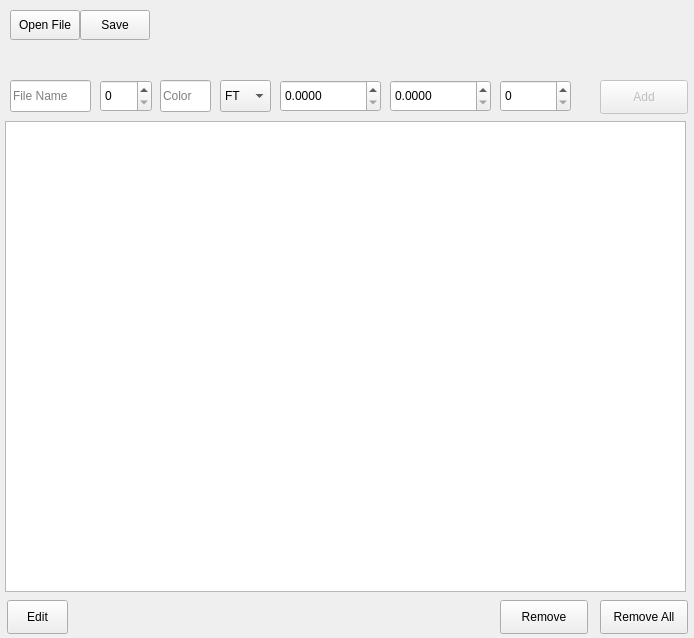
Jackkade/PricingManager, file src/main/mainwindow.ui: the form before one commit.
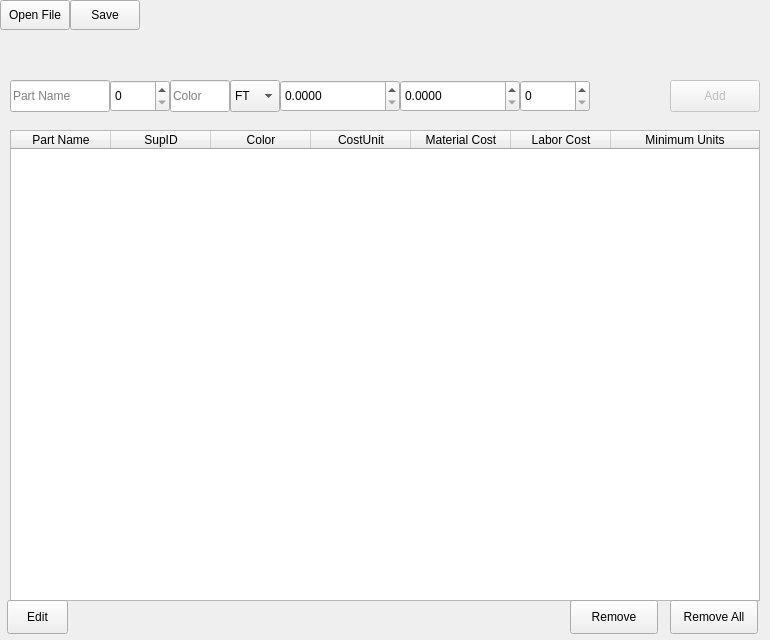
The form after the commit.

Commit message: Refactored List to TableWidget, some stuff still broken

Patch:
```diff
--- a/src/main/mainwindow.ui
+++ b/src/main/mainwindow.ui
@@ -6,8 +6,8 @@
    <rect>
     <x>0</x>
     <y>0</y>
-    <width>694</width>
-    <height>638</height>
+    <width>770</width>
+    <height>640</height>
    </rect>
   </property>
   <property name="windowTitle">
@@ -22,7 +22,7 @@
      <rect>
       <x>10</x>
       <y>80</y>
-      <width>81</width>
+      <width>100</width>
       <height>32</height>
      </rect>
     </property>
@@ -30,7 +30,7 @@
      <number>8</number>
     </property>
     <property name="placeholderText">
-     <string extracomment="File Name">File Name</string>
+     <string extracomment="Part Name">Part Name</string>
     </property>
     <property name="clearButtonEnabled">
      <bool>true</bool>
@@ -42,30 +42,86 @@
     </property>
     <property name="geometry">
      <rect>
-      <x>600</x>
+      <x>670</x>
       <y>80</y>
-      <width>88</width>
-      <height>34</height>
+      <width>90</width>
+      <height>32</height>
      </rect>
     </property>
     <property name="text">
      <string>Add</string>
     </property>
    </widget>
-   <widget class="QListWidget" name="listWidget">
+   <widget class="QTableWidget" name="tableWidget">
     <property name="geometry">
      <rect>
-      <x>5</x>
-      <y>121</y>
-      <width>681</width>
+      <x>10</x>
+      <y>130</y>
+      <width>750</width>
       <height>471</height>
      </rect>
     </property>
+    <property name="sortingEnabled">
+     <bool>false</bool>
+    </property>
+    <attribute name="horizontalHeaderVisible">
+     <bool>true</bool>
+    </attribute>
+    <attribute name="horizontalHeaderCascadingSectionResizes">
+     <bool>false</bool>
+    </attribute>
+    <attribute name="horizontalHeaderMinimumSectionSize">
+     <number>80</number>
+    </attribute>
+    <attribute name="horizontalHeaderDefaultSectionSize">
+     <number>100</number>
+    </attribute>
+    <attribute name="horizontalHeaderStretchLastSection">
+     <bool>true</bool>
+    </attribute>
+    <attribute name="verticalHeaderShowSortIndicator" stdset="0">
+     <bool>false</bool>
+    </attribute>
+    <column>
+     <property name="text">
+      <string>Part Name</string>
+     </property>
+    </column>
+    <column>
+     <property name="text">
+      <string>SupID</string>
+     </property>
+    </column>
+    <column>
+     <property name="text">
+      <string>Color</string>
+     </property>
+    </column>
+    <column>
+     <property name="text">
+      <string>CostUnit</string>
+     </property>
+    </column>
+    <column>
+     <property name="text">
+      <string>Material Cost</string>
+     </property>
+    </column>
+    <column>
+     <property name="text">
+      <string>Labor Cost</string>
+     </property>
+    </column>
+    <column>
+     <property name="text">
+      <string>Minimum Units</string>
+     </property>
+    </column>
    </widget>
    <widget class="QPushButton" name="btnRemoveAll">
     <property name="geometry">
      <rect>
-      <x>600</x>
+      <x>670</x>
       <y>600</y>
       <width>88</width>
       <height>34</height>
@@ -78,7 +134,7 @@
    <widget class="QPushButton" name="btnRemove">
     <property name="geometry">
      <rect>
-      <x>500</x>
+      <x>570</x>
       <y>600</y>
       <width>88</width>
       <height>34</height>
@@ -91,9 +147,9 @@
    <widget class="QSpinBox" name="addEntrySupID">
     <property name="geometry">
      <rect>
-      <x>100</x>
+      <x>110</x>
       <y>80</y>
-      <width>52</width>
+      <width>60</width>
       <height>32</height>
      </rect>
     </property>
@@ -101,9 +157,9 @@
    <widget class="QLineEdit" name="addEntryColor">
     <property name="geometry">
      <rect>
-      <x>160</x>
+      <x>170</x>
       <y>80</y>
-      <width>51</width>
+      <width>60</width>
       <height>32</height>
      </rect>
     </property>
@@ -120,9 +176,9 @@
    <widget class="QComboBox" name="addEntryCostUnit">
     <property name="geometry">
      <rect>
-      <x>220</x>
+      <x>230</x>
       <y>80</y>
-      <width>51</width>
+      <width>50</width>
       <height>32</height>
      </rect>
     </property>
@@ -161,7 +217,7 @@
      <rect>
       <x>280</x>
       <y>80</y>
-      <width>101</width>
+      <width>120</width>
       <height>32</height>
      </rect>
     </property>
@@ -175,9 +231,9 @@
    <widget class="QDoubleSpinBox" name="addEntryLaborCost">
     <property name="geometry">
      <rect>
-      <x>390</x>
+      <x>400</x>
       <y>80</y>
-      <width>101</width>
+      <width>120</width>
       <height>32</height>
      </rect>
     </property>
@@ -191,9 +247,9 @@
    <widget class="QSpinBox" name="addEntryMinUnits">
     <property name="geometry">
      <rect>
-      <x>500</x>
+      <x>520</x>
       <y>80</y>
-      <width>71</width>
+      <width>70</width>
       <height>32</height>
      </rect>
     </property>
@@ -217,8 +273,8 @@
    <widget class="QPushButton" name="btnOpenFile">
     <property name="geometry">
      <rect>
-      <x>10</x>
-      <y>10</y>
+      <x>0</x>
+      <y>0</y>
       <width>70</width>
       <height>30</height>
      </rect>
@@ -230,8 +286,8 @@
    <widget class="QPushButton" name="btnSave">
     <property name="geometry">
      <rect>
-      <x>80</x>
-      <y>10</y>
+      <x>70</x>
+      <y>0</y>
       <width>70</width>
       <height>30</height>
      </rect>
```
The commit also changes 3 other files.
